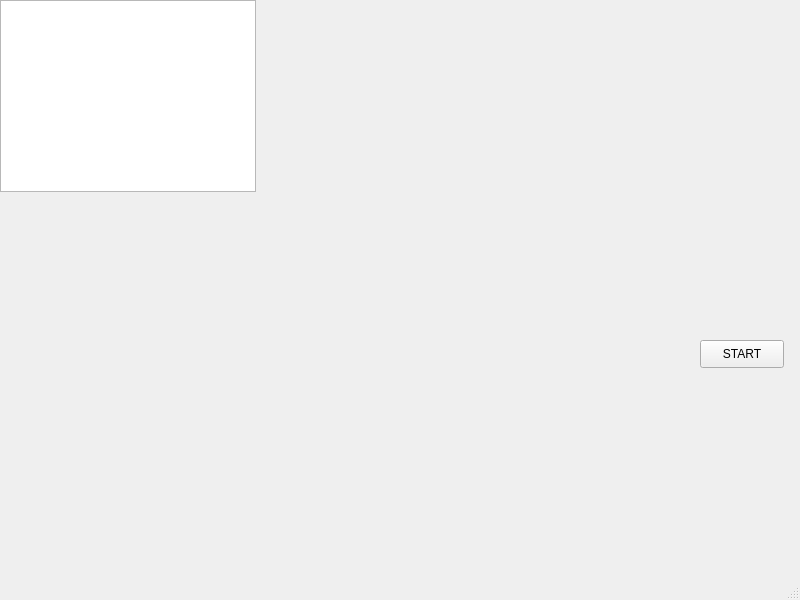
The window that Game/mainwindow.ui (kanniai/tuni-programming) describes before a commit, drawn with Qt 5.
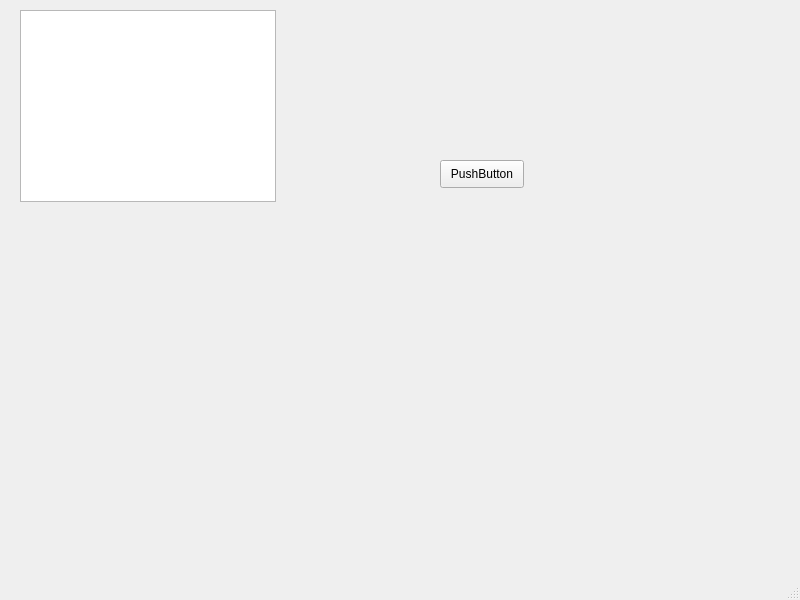
The same window after the commit.

Patch:
```diff
--- a/Game/mainwindow.ui
+++ b/Game/mainwindow.ui
@@ -17,8 +17,8 @@
    <widget class="QGraphicsView" name="gameView">
     <property name="geometry">
      <rect>
-      <x>0</x>
-      <y>0</y>
+      <x>20</x>
+      <y>10</y>
       <width>256</width>
       <height>192</height>
      </rect>
@@ -27,14 +27,14 @@
    <widget class="QPushButton" name="startButton">
     <property name="geometry">
      <rect>
-      <x>700</x>
-      <y>340</y>
+      <x>440</x>
+      <y>160</y>
       <width>84</width>
       <height>28</height>
      </rect>
     </property>
     <property name="text">
-     <string>START</string>
+     <string>PushButton</string>
     </property>
    </widget>
   </widget>
```
